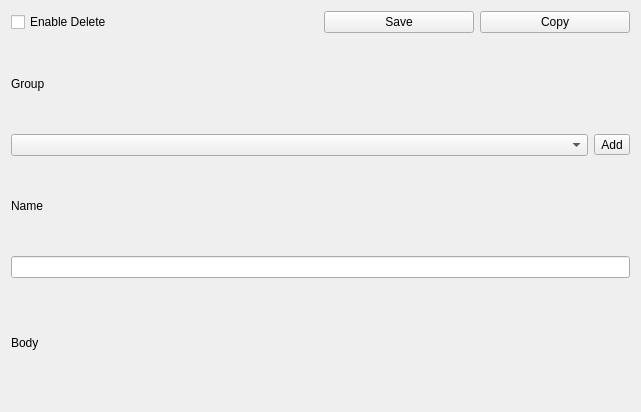
The window that designs/xml/note_window.ui (daniel-deru/WorkMate-3.0) describes before a commit, drawn with Qt 5.
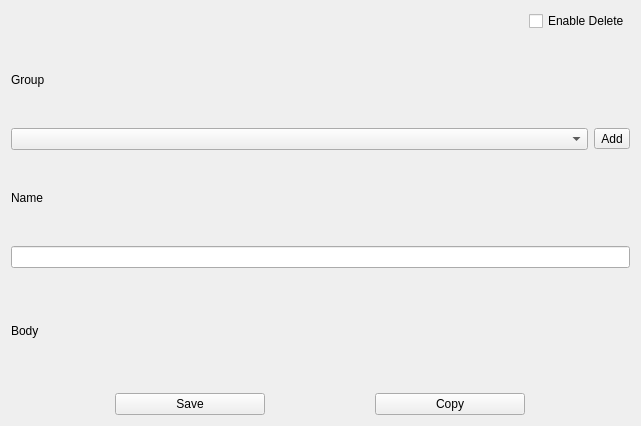
The same window after the commit.

What changed in the file:
```diff
--- a/designs/xml/note_window.ui
+++ b/designs/xml/note_window.ui
@@ -7,7 +7,7 @@
     <x>0</x>
     <y>0</y>
     <width>641</width>
-    <height>412</height>
+    <height>426</height>
    </rect>
   </property>
   <property name="windowTitle">
@@ -16,6 +16,19 @@
   <layout class="QVBoxLayout" name="verticalLayout">
    <item>
     <layout class="QHBoxLayout" name="notes_window_hbox">
+     <item>
+      <spacer name="horizontalSpacer">
+       <property name="orientation">
+        <enum>Qt::Horizontal</enum>
+       </property>
+       <property name="sizeHint" stdset="0">
+        <size>
+         <width>40</width>
+         <height>20</height>
+        </size>
+       </property>
+      </spacer>
+     </item>
      <item>
       <widget class="QCheckBox" name="chkbx_edit">
        <property name="cursor">
@@ -26,50 +39,6 @@
        </property>
       </widget>
      </item>
-     <item>
-      <widget class="QPushButton" name="btn_save">
-       <property name="minimumSize">
-        <size>
-         <width>150</width>
-         <height>0</height>
-        </size>
-       </property>
-       <property name="maximumSize">
-        <size>
-         <width>150</width>
-         <height>16777215</height>
-        </size>
-       </property>
-       <property name="cursor">
-        <cursorShape>PointingHandCursor</cursorShape>
-       </property>
-       <property name="text">
-        <string>Save</string>
-       </property>
-      </widget>
-     </item>
-     <item>
-      <widget class="QPushButton" name="btn_copy_note">
-       <property name="minimumSize">
-        <size>
-         <width>150</width>
-         <height>0</height>
-        </size>
-       </property>
-       <property name="maximumSize">
-        <size>
-         <width>150</width>
-         <height>16777215</height>
-        </size>
-       </property>
-       <property name="cursor">
-        <cursorShape>PointingHandCursor</cursorShape>
-       </property>
-       <property name="text">
-        <string>Copy</string>
-       </property>
-      </widget>
-     </item>
     </layout>
    </item>
    <item>
@@ -125,6 +94,54 @@
      </item>
     </layout>
    </item>
+   <item>
+    <layout class="QHBoxLayout" name="horizontalLayout_2">
+     <item>
+      <widget class="QPushButton" name="btn_save">
+       <property name="minimumSize">
+        <size>
+         <width>150</width>
+         <height>0</height>
+        </size>
+       </property>
+       <property name="maximumSize">
+        <size>
+         <width>150</width>
+         <height>16777215</height>
+        </size>
+       </property>
+       <property name="cursor">
+        <cursorShape>PointingHandCursor</cursorShape>
+       </property>
+       <property name="text">
+        <string>Save</string>
+       </property>
+      </widget>
+     </item>
+     <item>
+      <widget class="QPushButton" name="btn_copy_note">
+       <property name="minimumSize">
+        <size>
+         <width>150</width>
+         <height>0</height>
+        </size>
+       </property>
+       <property name="maximumSize">
+        <size>
+         <width>150</width>
+         <height>16777215</height>
+        </size>
+       </property>
+       <property name="cursor">
+        <cursorShape>PointingHandCursor</cursorShape>
+       </property>
+       <property name="text">
+        <string>Copy</string>
+       </property>
+      </widget>
+     </item>
+    </layout>
+   </item>
   </layout>
  </widget>
  <resources/>
```
